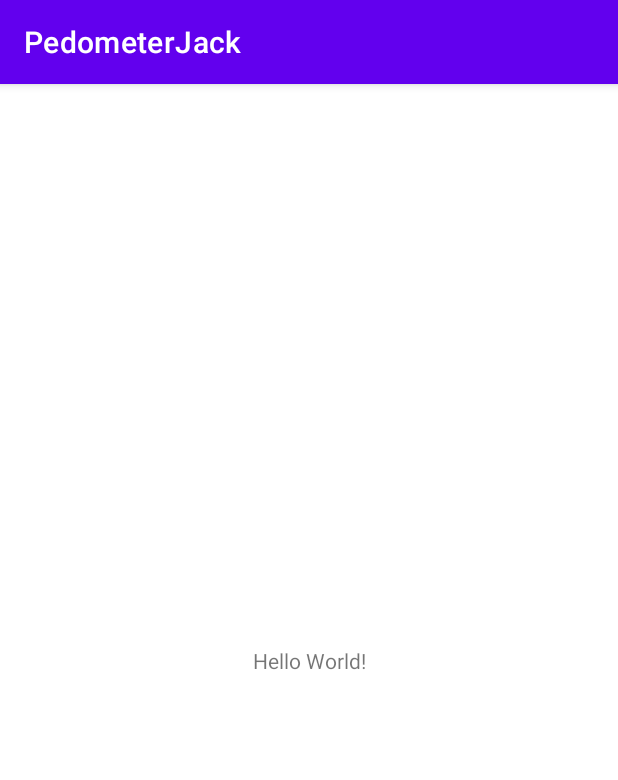
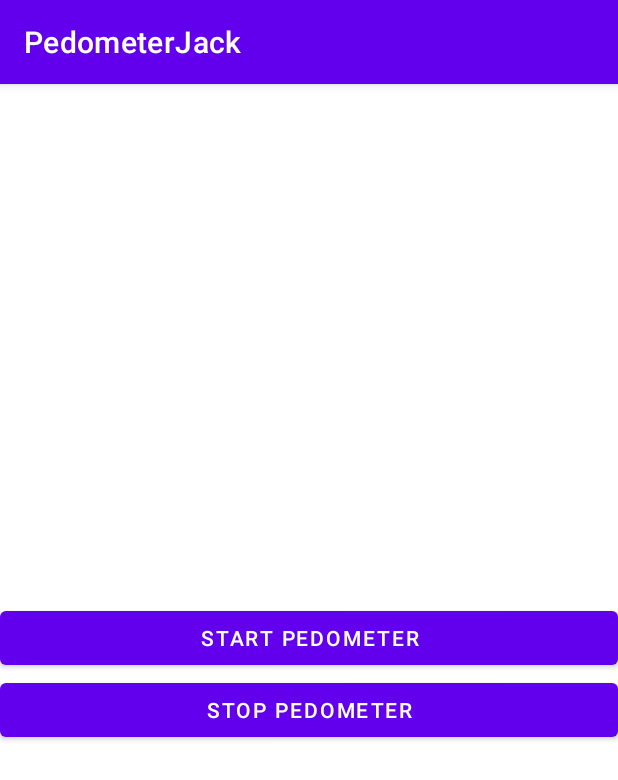
Before and after one commit to jacksonkgezane/PedometerJack, an Android app: the screen it shows after launch (MainActivity), on a phone screen of 412 x 824 dp. Shown: the top 780 px of the screen. Run offline under Robolectric (Android 15) with nearby library versions, the phone set to English and light mode, and no system bars.

Commit message:
Adding an activity main layout to my android project.

```diff
--- a/app/src/main/res/layout/activity_main.xml
+++ b/app/src/main/res/layout/activity_main.xml
@@ -1,18 +1,32 @@
 <?xml version="1.0" encoding="utf-8"?>
-<androidx.constraintlayout.widget.ConstraintLayout xmlns:android="http://schemas.android.com/apk/res/android"
-    xmlns:app="http://schemas.android.com/apk/res-auto"
-    xmlns:tools="http://schemas.android.com/tools"
+<LinearLayout xmlns:android="http://schemas.android.com/apk/res/android"
+    android:orientation="vertical"
+    android:gravity="center"
     android:layout_width="match_parent"
-    android:layout_height="match_parent"
-    tools:context=".MainActivity">
+    android:layout_height="match_parent">
+
+
 
     <TextView
-        android:layout_width="wrap_content"
+        android:id="@+id/tv_steps"
+        android:layout_width="match_parent"
         android:layout_height="wrap_content"
-        android:text="Hello World!"
-        app:layout_constraintBottom_toBottomOf="parent"
-        app:layout_constraintLeft_toLeftOf="parent"
-        app:layout_constraintRight_toRightOf="parent"
-        app:layout_constraintTop_toTopOf="parent" />
+        android:gravity="center"
+        />
 
-</androidx.constraintlayout.widget.ConstraintLayout>
+
+    <Button
+        android:id="@+id/btn_start"
+        android:layout_width="match_parent"
+        android:layout_height="wrap_content"
+        android:text="Start Pedometer"
+        />
+
+    <Button
+        android:id="@+id/btn_stop"
+        android:layout_width="match_parent"
+        android:layout_height="wrap_content"
+        android:text="Stop Pedometer"
+        />
+
+</LinearLayout>
```
